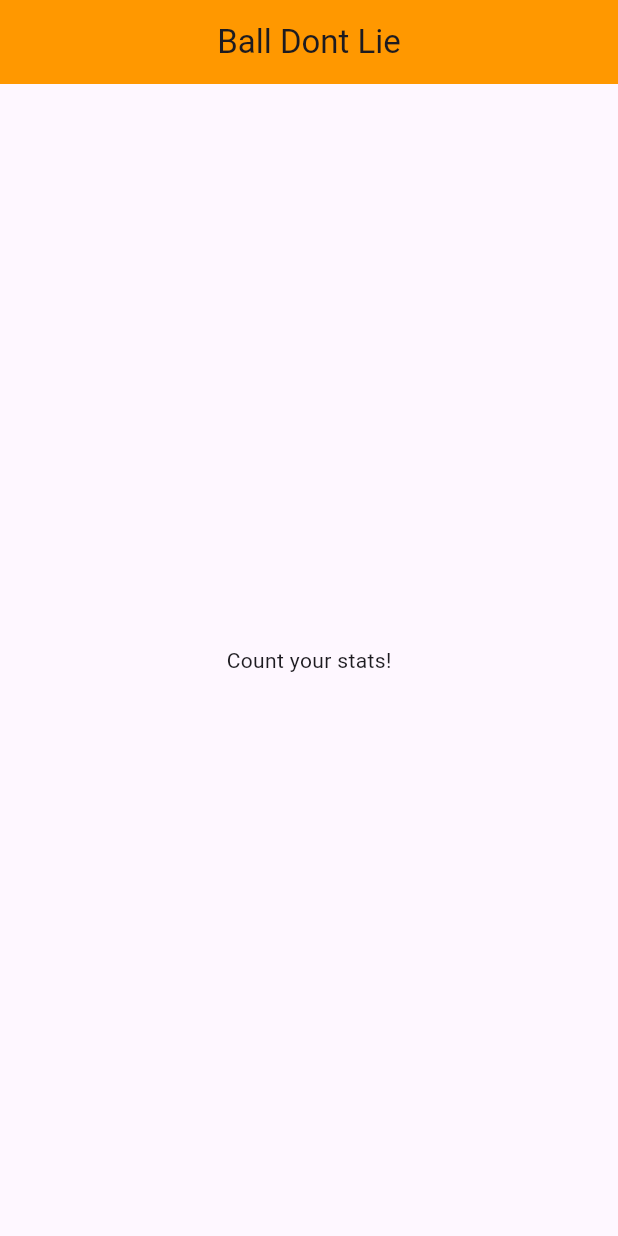
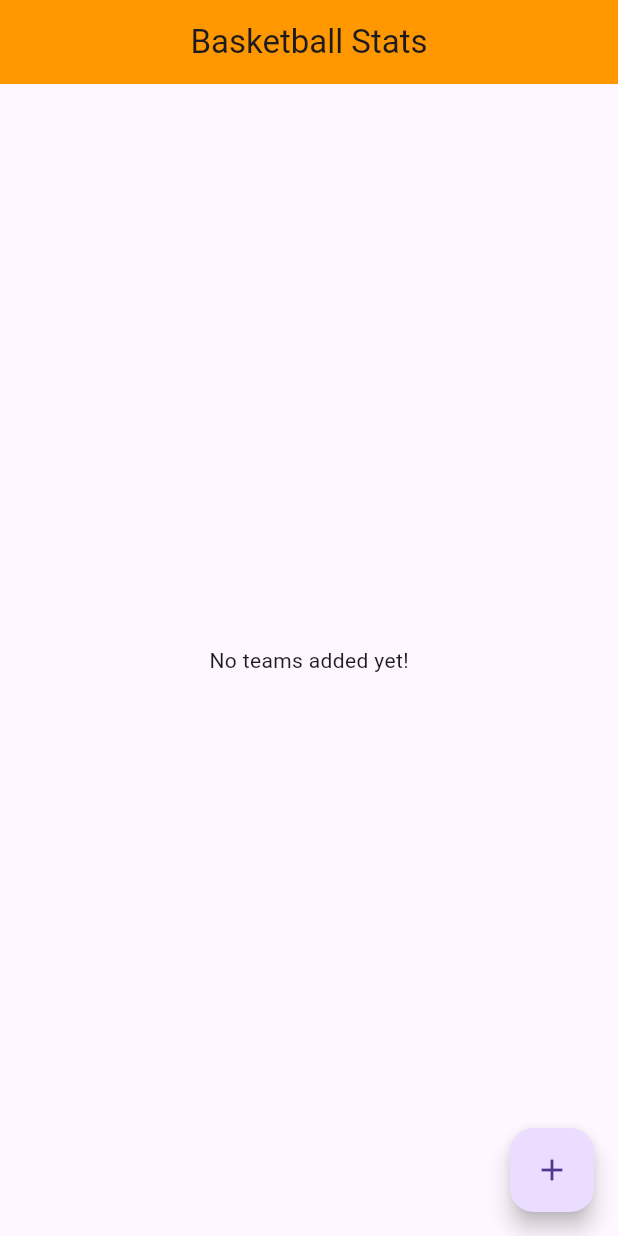
Before and after one commit to ioannisam/ball_dont_lie, a Flutter app: the screen it shows after launch, on a phone screen of 412 x 824 dp. Run offline on Flutter 3.47's test engine with Material 3 defaults, Android fonts, the phone set to English and light mode, and no system bars.

Commit message:
Application Skeleton

```diff
--- /dev/null
+++ b/lib/classes/player.dart
@@ -0,0 +1,33 @@
+class Player {
+
+  String name;
+  String position;
+
+  double playingTime;
+
+  int points;
+  int assists;
+  int rebounds;
+  int blocks;
+  int steals;
+
+  int twoPointAttempts;
+  int threePointAttempts;
+
+  Player({
+
+    required this.name,
+    required this.position,
+
+    this.playingTime = 0.0,
+
+    this.points = 0,
+    this.assists = 0,
+    this.rebounds = 0,
+    this.steals = 0,
+    this.blocks = 0,
+
+    this.twoPointAttempts = 0,
+    this.threePointAttempts = 0,
+  });
+}
--- a/lib/home.dart
+++ b/lib/home.dart
@@ -1,21 +1,77 @@
 import 'package:flutter/material.dart';
+import 'classes/team.dart';
+import 'classes/player.dart';
 
-class Home extends StatelessWidget {
-  Home({super.key});
+class Home extends StatefulWidget {
+  const Home({super.key});
+
+  @override
+  _HomeState createState() => _HomeState();
+}
+
+class _HomeState extends State<Home> {
+
+  List<Team> teams = [];
+
+  void _addTeam(String teamName) {
+    setState(() {
+      teams.add(Team(name: teamName, image: 'assets/ball2.png', logo: 'assets/ball.png'));
+    });
+  }
+
+  void _showAddTeamDialog() {
+    addTeamDialog(context, _addTeam);
+  }
 
   @override
   Widget build(BuildContext context) {
-    return MaterialApp(
-      home: Scaffold(
-        appBar: AppBar(
-          title: const Text('Ball Dont Lie'),
-          backgroundColor: Colors.orange,
-          centerTitle: true,
-        ),
-        body: Center(
-          child: Text('Count your stats!'),
-        ),
+    return Scaffold(
+      appBar: AppBar(
+        title: const Text('Basketball Stats'),
+        centerTitle: true,
+        backgroundColor: Colors.orange,
       ),
+      body: teams.isEmpty
+          ? const Center(child: Text('No teams added yet!'))
+          : ListView.builder(
+              itemCount: teams.length,
+              itemBuilder: (context, index) {
+                return Container(
+                  margin: const EdgeInsets.symmetric(vertical: 10, horizontal: 20),
+                  child: Card(
+                    shape: RoundedRectangleBorder(
+                      borderRadius: BorderRadius.circular(15.0),
+                    ),
+                    elevation: 5,
+                    child: ListTile(
+                      contentPadding: const EdgeInsets.all(15),
+                      leading: Image.asset(
+                        teams[index].image, // Image path from team data
+                        width: 50,
+                        height: 50,
+                      ),
+                      title: Text(
+                        teams[index].name,
+                        style: const TextStyle(fontSize: 24, fontWeight: FontWeight.bold),
+                      ),
+                      onTap: () {
+                        Navigator.pushNamed(
+                          context,
+                          '/court',
+                          arguments: teams[index],
+                        );
+                      },
+                    ),
+                  ),
+                );
+              },
+            ),
+      floatingActionButton: FloatingActionButton(
+        onPressed: _showAddTeamDialog,
+        tooltip: 'Add a team',
+        child: Icon(Icons.add),
+      ),
+      floatingActionButtonLocation: FloatingActionButtonLocation.endFloat,
     );
   }
 }
--- a/pubspec.yaml
+++ b/pubspec.yaml
@@ -17,3 +17,5 @@ dev_dependencies:
 
 flutter:
   uses-material-design: true
+  assets:
+    - assets/
```
Also changed, not shown: lib/classes/team.dart (added, +67 -0 lines), lib/court.dart (added, +67 -0 lines), lib/loading.dart (added, +37 -0 lines), lib/main.dart (+9 -4 lines), assets/ball.png (added), assets/ball2.png (added), assets/logo.png (added), assets/player.png (added).
